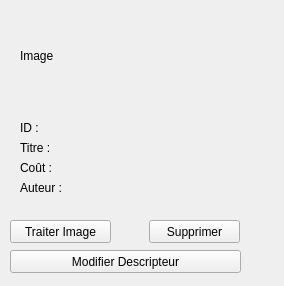
etsi-kekeli/gestion_bibliotheque_image, file Facility/afficheurdescripteur.ui: the form before one commit.
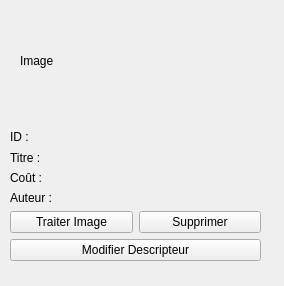
The form after the commit.

Diff of the .ui file:
```diff
--- a/Facility/afficheurdescripteur.ui
+++ b/Facility/afficheurdescripteur.ui
@@ -13,109 +13,87 @@
   <property name="windowTitle">
    <string>Form</string>
   </property>
-  <widget class="QPushButton" name="btnModifier">
-   <property name="geometry">
-    <rect>
-     <x>10</x>
-     <y>250</y>
-     <width>231</width>
-     <height>23</height>
-    </rect>
-   </property>
-   <property name="text">
-    <string>Modifier Descripteur</string>
-   </property>
-  </widget>
-  <widget class="QPushButton" name="btnTraiter">
-   <property name="geometry">
-    <rect>
-     <x>10</x>
-     <y>220</y>
-     <width>101</width>
-     <height>23</height>
-    </rect>
-   </property>
-   <property name="text">
-    <string>Traiter Image</string>
-   </property>
-  </widget>
-  <widget class="QPushButton" name="btnSupprimer">
-   <property name="geometry">
-    <rect>
-     <x>149</x>
-     <y>220</y>
-     <width>91</width>
-     <height>23</height>
-    </rect>
-   </property>
-   <property name="text">
-    <string>Supprimer</string>
-   </property>
-  </widget>
   <widget class="QLabel" name="lblImage">
    <property name="geometry">
     <rect>
      <x>20</x>
      <y>10</y>
      <width>221</width>
-     <height>91</height>
+     <height>101</height>
     </rect>
    </property>
    <property name="text">
     <string>Image</string>
    </property>
   </widget>
-  <widget class="QLabel" name="lblTitre">
+  <widget class="QWidget" name="">
    <property name="geometry">
     <rect>
-     <x>20</x>
-     <y>140</y>
-     <width>58</width>
-     <height>15</height>
+     <x>10</x>
+     <y>130</y>
+     <width>251</width>
+     <height>131</height>
     </rect>
    </property>
-   <property name="text">
-    <string>Titre : </string>
-   </property>
-  </widget>
-  <widget class="QLabel" name="lblCout">
-   <property name="geometry">
-    <rect>
-     <x>20</x>
-     <y>160</y>
-     <width>58</width>
-     <height>15</height>
-    </rect>
-   </property>
-   <property name="text">
-    <string>Coût :</string>
-   </property>
-  </widget>
-  <widget class="QLabel" name="lblAuteur">
-   <property name="geometry">
-    <rect>
-     <x>20</x>
-     <y>180</y>
-     <width>58</width>
-     <height>15</height>
-    </rect>
-   </property>
-   <property name="text">
-    <string>Auteur :</string>
-   </property>
-  </widget>
-  <widget class="QLabel" name="lblID">
-   <property name="geometry">
-    <rect>
-     <x>20</x>
-     <y>120</y>
-     <width>58</width>
-     <height>15</height>
-    </rect>
-   </property>
-   <property name="text">
-    <string>ID :</string>
-   </property>
+   <layout class="QVBoxLayout" name="verticalLayout">
+    <item>
+     <layout class="QGridLayout" name="gridLayout">
+      <item row="1" column="0">
+       <widget class="QLabel" name="lblTitre">
+        <property name="text">
+         <string>Titre : </string>
+        </property>
+       </widget>
+      </item>
+      <item row="2" column="0">
+       <widget class="QLabel" name="lblCout">
+        <property name="text">
+         <string>Coût :</string>
+        </property>
+       </widget>
+      </item>
+      <item row="3" column="0">
+       <widget class="QLabel" name="lblAuteur">
+        <property name="text">
+         <string>Auteur :</string>
+        </property>
+       </widget>
+      </item>
+      <item row="0" column="0">
+       <widget class="QLabel" name="lblID">
+        <property name="text">
+         <string>ID :</string>
+        </property>
+       </widget>
+      </item>
+     </layout>
+    </item>
+    <item>
+     <layout class="QHBoxLayout" name="horizontalLayout">
+      <item>
+       <widget class="QPushButton" name="btnTraiter">
+        <property name="text">
+         <string>Traiter Image</string>
+        </property>
+       </widget>
+      </item>
+      <item>
+       <widget class="QPushButton" name="btnSupprimer">
+        <property name="text">
+         <string>Supprimer</string>
+        </property>
+       </widget>
+      </item>
+     </layout>
+    </item>
+    <item>
+     <widget class="QPushButton" name="btnModifier">
+      <property name="text">
+       <string>Modifier Descripteur</string>
+      </property>
+     </widget>
+    </item>
+   </layout>
   </widget>
  </widget>
  <resources/>
```
